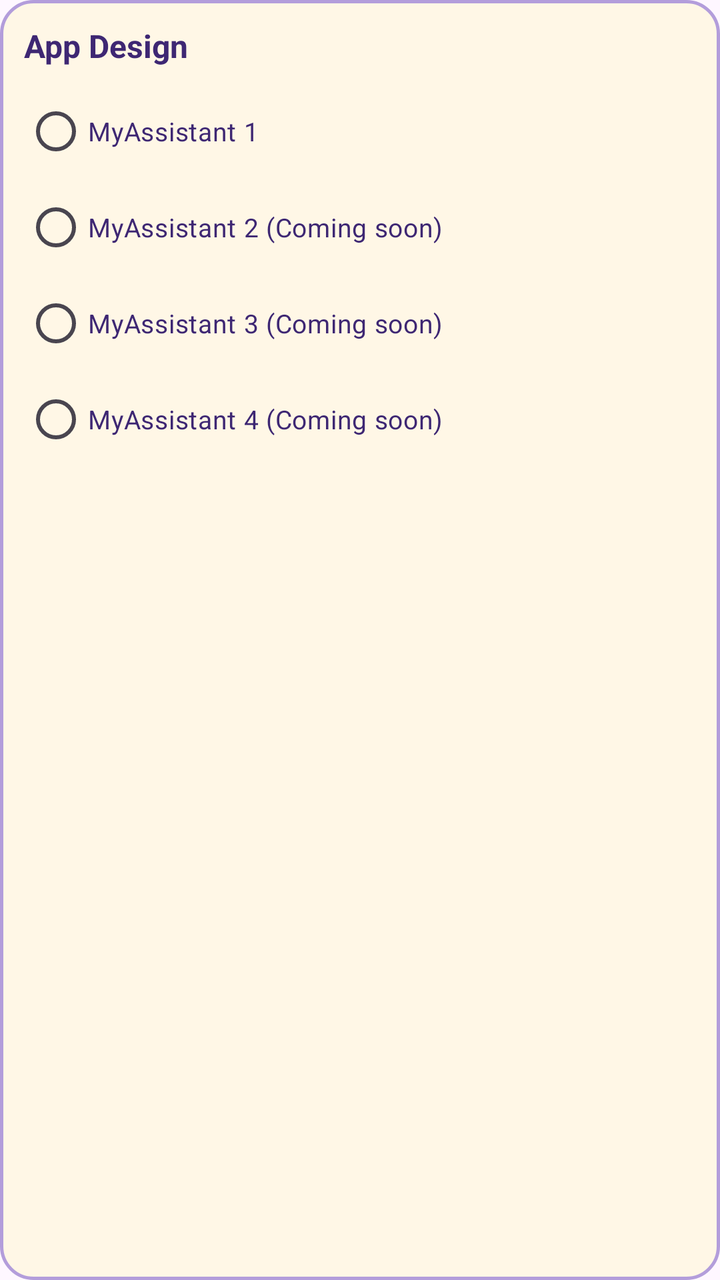
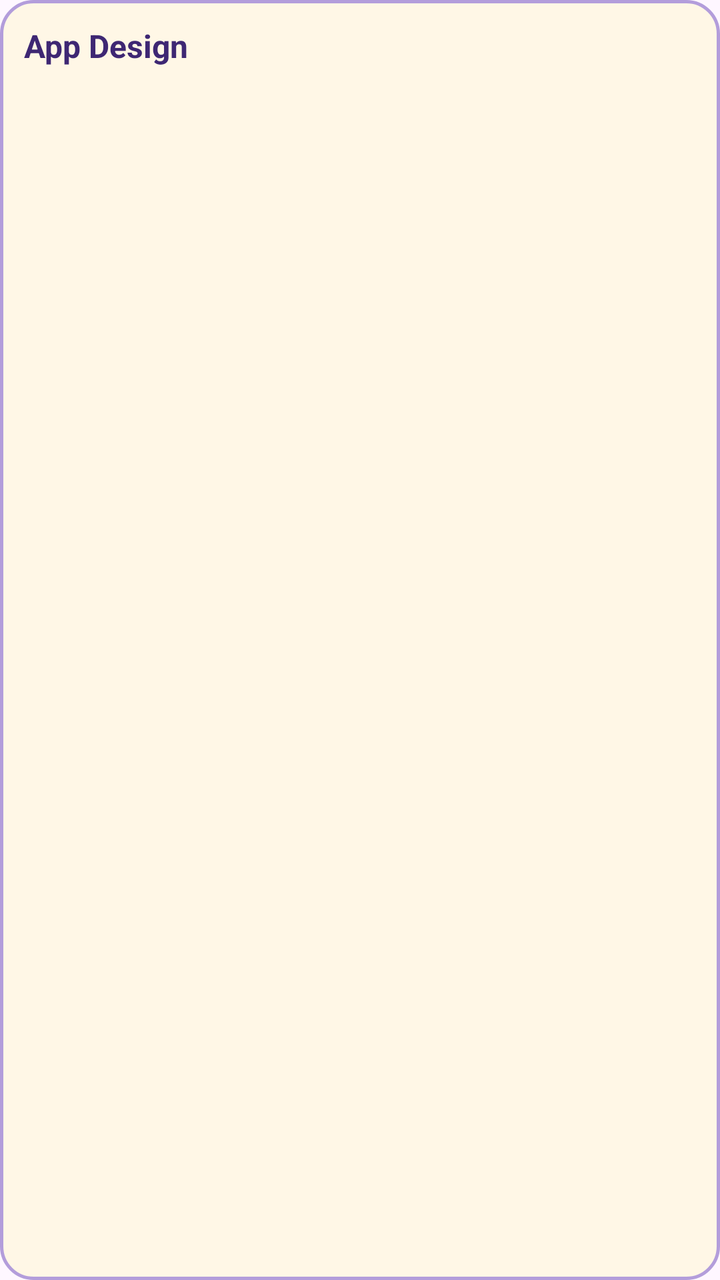

Compare the two renders of this Android layout. The source of the first and the diff that turns it into the second are given below.
<!-- AndroidManifest.xml: application theme Theme.MyAssistant -->
<!-- res/layout/dialog_app_design.xml -->
<?xml version="1.0" encoding="utf-8"?>
<LinearLayout xmlns:android="http://schemas.android.com/apk/res/android"
    android:layout_width="match_parent"
    android:layout_height="wrap_content"
    android:orientation="vertical"
    android:padding="12dp"
    android:background="@drawable/bg_spinner_dropdown">

    
    <TextView
        android:layout_width="match_parent"
        android:layout_height="wrap_content"
        android:text="App Design"
        android:textSize="16sp"
        android:textStyle="bold"
        android:textColor="@color/text_color"
        android:paddingBottom="8dp"/>

    <RadioGroup
        android:id="@+id/radioGroupAppDesign"
        android:layout_width="match_parent"
        android:layout_height="wrap_content"
        android:orientation="vertical">

        <RadioButton
            android:id="@+id/radioDesign1"
            android:layout_width="match_parent"
            android:layout_height="wrap_content"
            android:text="MyAssistant 1"
            android:textColor="@color/text_color"
            android:textSize="13sp"
            android:paddingVertical="6dp"/>

        <RadioButton
            android:id="@+id/radioDesign2"
            android:layout_width="match_parent"
            android:layout_height="wrap_content"
            android:text="MyAssistant 2 (Coming soon)"
            android:textColor="@color/text_color"
            android:textSize="13sp"
            android:paddingVertical="6dp"/>

        <RadioButton
            android:id="@+id/radioDesign3"
            android:layout_width="match_parent"
            android:layout_height="wrap_content"
            android:text="MyAssistant 3 (Coming soon)"
            android:textColor="@color/text_color"
            android:textSize="13sp"
            android:paddingVertical="6dp"/>

        <RadioButton
            android:id="@+id/radioDesign4"
            android:layout_width="match_parent"
            android:layout_height="wrap_content"
            android:text="MyAssistant 4 (Coming soon)"
            android:textColor="@color/text_color"
            android:textSize="13sp"
            android:paddingVertical="6dp"/>

    </RadioGroup>

</LinearLayout>
<!-- resources referenced by this layout -->
<resources>
  <color name="text_color">#3E2773</color>
  <!-- drawable bg_spinner_dropdown (drawable) -->
  <?xml version="1.0" encoding="utf-8"?>
  <shape xmlns:android="http://schemas.android.com/apk/res/android"
      android:shape="rectangle">
  
      <solid android:color="@color/background" />
  
      <stroke
          android:width="1.5dp"
          android:color="@color/outline" />
  
      <corners android:radius="16dp" />
  </shape>
  <color name="background">#FFF7E6</color>
  <color name="outline">#B39DDB</color>
  <style name="Base.Theme.MyAssistant" parent="Theme.Material3.DayNight.NoActionBar">
          <item name="materialSwitchStyle">@style/MyAssistantMaterialSwitch</item>
          <item name="android:windowLightStatusBar">@bool/light_status_bar</item>
  
          <item name="colorPrimary">@color/md_primary</item>
          <item name="colorOnPrimary">@color/md_on_primary</item>
          <item name="android:colorBackground">@color/md_background</item>
          <item name="colorSurface">@color/md_surface</item>
          <item name="colorSurfaceContainerLowest">@color/md_surface_container_lowest</item>
          <item name="colorSurfaceContainerLow">@color/md_surface_container_low</item>
          <item name="colorSurfaceContainer">@color/md_surface_container</item>
          <item name="colorSurfaceContainerHigh">@color/md_surface_container_high</item>
          <item name="colorSurfaceContainerHighest">@color/md_surface_container_highest</item>
          <item name="colorOnSurface">@color/md_on_surface</item>
          <item name="colorSurfaceVariant">@color/md_surface_variant</item>
          <item name="colorOnSurfaceVariant">@color/md_on_surface_variant</item>
          <item name="colorOutline">@color/md_outline</item>
      </style>
  <color name="md_primary">#6750A4</color>
  <color name="md_surface">#FEF7FF</color>
  <color name="md_outline">#79747E</color>
  <!-- unchanged entries left out for length: 14 -->
</resources>

<!-- the commit's change to res/layout/dialog_app_design.xml (unified diff, before → after) -->
@@ -10,54 +10,21 @@
     <TextView
         android:layout_width="match_parent"
         android:layout_height="wrap_content"
-        android:text="App Design"
+        android:text="@string/settings_design_title"
         android:textSize="16sp"
         android:textStyle="bold"
-        android:textColor="@color/text_color"
+        android:textColor="?attr/maText"
         android:paddingBottom="8dp"/>
 
-    <RadioGroup
-        android:id="@+id/radioGroupAppDesign"
+    <ScrollView
         android:layout_width="match_parent"
-        android:layout_height="wrap_content"
-        android:orientation="vertical">
+        android:layout_height="wrap_content">
 
-        <RadioButton
-            android:id="@+id/radioDesign1"
+        <LinearLayout
+            android:id="@+id/designList"
             android:layout_width="match_parent"
             android:layout_height="wrap_content"
-            android:text="MyAssistant 1"
-            android:textColor="@color/text_color"
-            android:textSize="13sp"
-            android:paddingVertical="6dp"/>
-
-        <RadioButton
-            android:id="@+id/radioDesign2"
-            android:layout_width="match_parent"
-            android:layout_height="wrap_content"
-            android:text="MyAssistant 2 (Coming soon)"
-            android:textColor="@color/text_color"
-            android:textSize="13sp"
-            android:paddingVertical="6dp"/>
-
-        <RadioButton
-            android:id="@+id/radioDesign3"
-            android:layout_width="match_parent"
-            android:layout_height="wrap_content"
-            android:text="MyAssistant 3 (Coming soon)"
-            android:textColor="@color/text_color"
-            android:textSize="13sp"
-            android:paddingVertical="6dp"/>
-
-        <RadioButton
-            android:id="@+id/radioDesign4"
-            android:layout_width="match_parent"
-            android:layout_height="wrap_content"
-            android:text="MyAssistant 4 (Coming soon)"
-            android:textColor="@color/text_color"
-            android:textSize="13sp"
-            android:paddingVertical="6dp"/>
-
-    </RadioGroup>
+            android:orientation="vertical" />
+    </ScrollView>
 
 </LinearLayout>
<!-- resource entries referenced after the edit -->
@@ -1,21 +1,38 @@
 <!-- resources referenced by this layout -->
 <resources>
   <color name="text_color">#3E2773</color>
+  <color name="text_secondary">#757575</color>
+  <color name="text_muted">#9E9E9E</color>
   <!-- drawable bg_spinner_dropdown (drawable) -->
   <?xml version="1.0" encoding="utf-8"?>
   <shape xmlns:android="http://schemas.android.com/apk/res/android"
       android:shape="rectangle">
   
-      <solid android:color="@color/background" />
+      <solid android:color="?attr/maBackground" />
   
       <stroke
-          android:width="1.5dp"
-          android:color="@color/outline" />
+          android:width="?attr/maStroke"
+          android:color="?attr/maOutline" />
   
-      <corners android:radius="16dp" />
+      <corners android:radius="?attr/maCornerPanel" />
   </shape>
+  <string name="settings_design_title">App Design</string>
   <color name="background">#FFF7E6</color>
   <color name="outline">#B39DDB</color>
+  <color name="tab_selected">#E8DAFF</color>
+  <color name="text_color_btn">#FA8C16</color>
+  <color name="button_start">#9D84E8</color>
+  <color name="button_end">#3E2773</color>
+  <color name="button_pressed_end">#6E5CA2</color>
+  <color name="status_overdue">#D32F2F</color>
+  <color name="status_important">#FA8C16</color>
+  <color name="status_ok">#00C853</color>
+  <!-- drawable backdrop_classic (drawable) -->
+  <?xml version="1.0" encoding="utf-8"?>
+  <shape xmlns:android="http://schemas.android.com/apk/res/android"
+      android:shape="rectangle">
+      <solid android:color="?attr/maBackground" />
+  </shape>
   <style name="Base.Theme.MyAssistant" parent="Theme.Material3.DayNight.NoActionBar">
           <item name="materialSwitchStyle">@style/MyAssistantMaterialSwitch</item>
           <item name="android:windowLightStatusBar">@bool/light_status_bar</item>
@@ -33,6 +50,30 @@
           <item name="colorSurfaceVariant">@color/md_surface_variant</item>
           <item name="colorOnSurfaceVariant">@color/md_on_surface_variant</item>
           <item name="colorOutline">@color/md_outline</item>
+  
+          <item name="maBackground">@color/background</item>
+          <item name="maText">@color/text_color</item>
+          <item name="maTextSecondary">@color/text_secondary</item>
+          <item name="maTextMuted">@color/text_muted</item>
+          <item name="maOutline">@color/outline</item>
+          <item name="maTabSelected">@color/tab_selected</item>
+          <item name="maTabText">@color/colorPrimary</item>
+          <item name="maSwitchTrack">@color/switch_track</item>
+          <item name="maAccent">@color/colorPrimary</item>
+          <item name="maButtonLabel">@color/text_color_btn</item>
+          <item name="maButtonStart">@color/button_start</item>
+          <item name="maButtonEnd">@color/button_end</item>
+          <item name="maButtonPressedEnd">@color/button_pressed_end</item>
+          <item name="maButtonStrokeColor">@android:color/transparent</item>
+          <item name="maOverdue">@color/status_overdue</item>
+          <item name="maImportant">@color/status_important</item>
+          <item name="maOk">@color/status_ok</item>
+          <item name="maCorner">20dp</item>
+          <item name="maCornerPanel">16dp</item>
+          <item name="maCornerTab">18dp</item>
+          <item name="maStroke">1.5dp</item>
+          <item name="maButtonStroke">0dp</item>
+          <item name="maBackdrop">@drawable/backdrop_classic</item>
       </style>
   <color name="md_primary">#6750A4</color>
   <color name="md_surface">#FEF7FF</color>
